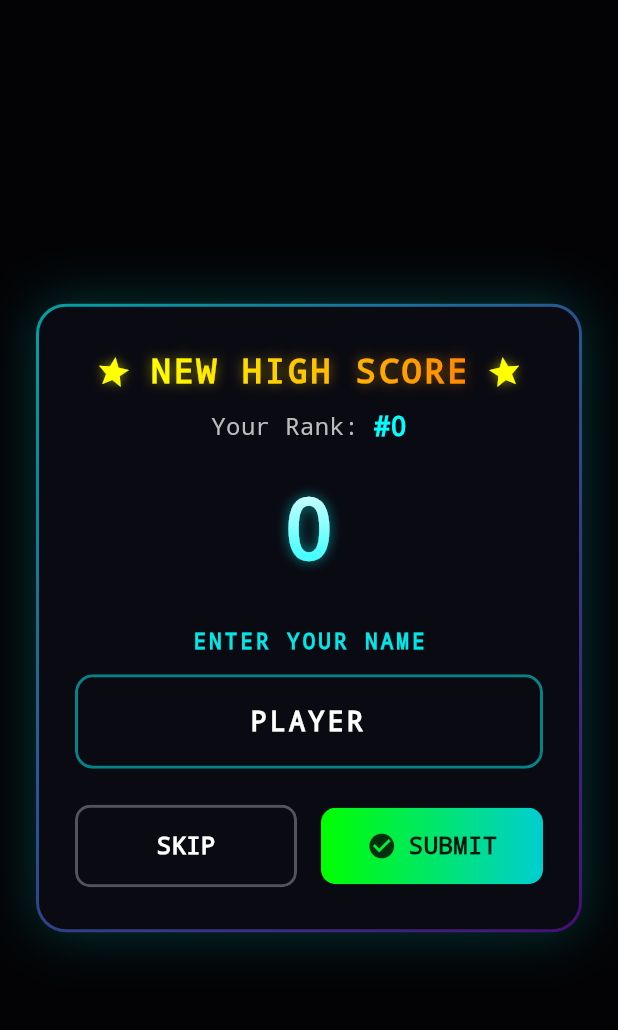
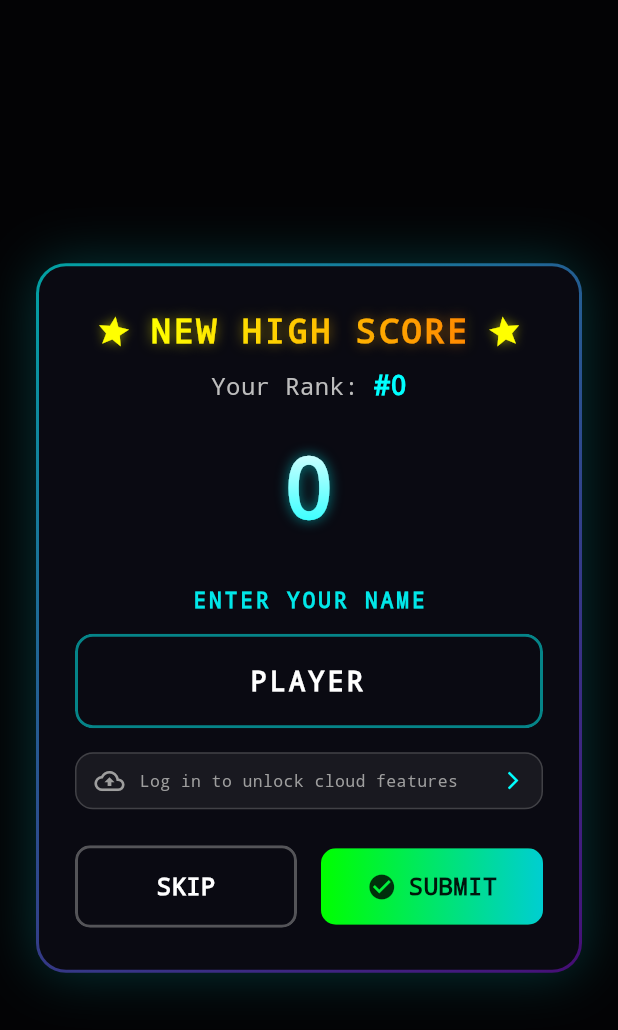
Before and after one commit to xkingfighting/CyberBlockxAndroid, a Flutter app: the HighScoreOverlay widget shown alone on an empty page, opened directly with empty values, on a phone screen of 412 x 824 dp. Shown: the top 1030 px of the screen. Run offline on Flutter 3.47's test engine with Material 3 defaults, Android fonts, the phone set to English and light mode, and no system bars; our stand-ins replace app_links, audioplayers, flutter_secure_storage, google_fonts, google_sign_in, package_info_plus and 1 more; missing offline and left inert: flame, pinenacl, solana_mobile_client; accounts and stored records are empty.

Commit message:
完善谷歌登录、Apple 登录

```diff
--- a/lib/ui/widgets/high_score_overlay.dart
+++ b/lib/ui/widgets/high_score_overlay.dart
@@ -2,6 +2,7 @@ import 'package:flutter/material.dart';
 import '../../services/auth_service.dart';
 import '../../services/leaderboard_service.dart';
 import '../../services/localization_service.dart';
+import '../screens/bind_account_screen.dart';
 import '../theme/cyber_theme.dart';
 
 class HighScoreOverlay extends StatefulWidget {
@@ -187,11 +188,11 @@ class _HighScoreOverlayState extends State<HighScoreOverlay>
                         // Text input field
                         _buildNameInput(),
 
-                        // Cloud sync toggle (only when bound)
-                        if (isBound) ...[
-                          const SizedBox(height: 16),
-                          _buildCloudSyncToggle(),
-                        ],
+                        // Cloud sync toggle
+                        const SizedBox(height: 16),
+                        isBound
+                            ? _buildCloudSyncToggle()
+                            : _buildLoginPrompt(),
 
                         const SizedBox(height: 24),
 
@@ -270,6 +271,60 @@ class _HighScoreOverlayState extends State<HighScoreOverlay>
             ),
           ),
         ],
+      ),
+    );
+  }
+
+  Widget _buildLoginPrompt() {
+    return GestureDetector(
+      onTap: () {
+        Navigator.of(context).push(
+          MaterialPageRoute(
+            builder: (_) => BindAccountScreen(
+              onClose: () => Navigator.of(context).pop(),
+              onBindSuccess: () {
+                Navigator.of(context).pop();
+                if (mounted) setState(() {});
+              },
+            ),
+          ),
+        );
+      },
+      child: Container(
+        padding: const EdgeInsets.symmetric(horizontal: 12, vertical: 8),
+        decoration: BoxDecoration(
+          color: Colors.grey.withValues(alpha: 0.1),
+          borderRadius: BorderRadius.circular(12),
+          border: Border.all(
+            color: Colors.grey.withValues(alpha: 0.3),
+            width: 1,
+          ),
+        ),
+        child: Row(
+          children: [
+            const Icon(
+              Icons.cloud_upload_outlined,
+              color: Colors.grey,
+              size: 20,
+            ),
+            const SizedBox(width: 10),
+            Expanded(
+              child: Text(
+                L.loginToUnlock.tr,
+                style: const TextStyle(
+                  fontSize: 11,
+                  fontFamily: 'monospace',
+                  color: Colors.grey,
+                ),
+              ),
+            ),
+            const Icon(
+              Icons.arrow_forward_ios,
+              color: CyberColors.cyan,
+              size: 14,
+            ),
+          ],
+        ),
       ),
     );
   }
--- a/pubspec.yaml
+++ b/pubspec.yaml
@@ -2,7 +2,7 @@ name: cyber_blockx_flutter
 description: "Cyber Blockx - A Cyberpunk Puzzle Game with Solana Integration"
 publish_to: 'none'
 
-version: 1.0.9+9
+version: 1.10.0+10
 
 environment:
   sdk: ^3.10.8
```
Also changed, not shown: lib/ui/widgets/game_over_overlay.dart (+52 -4 lines).
